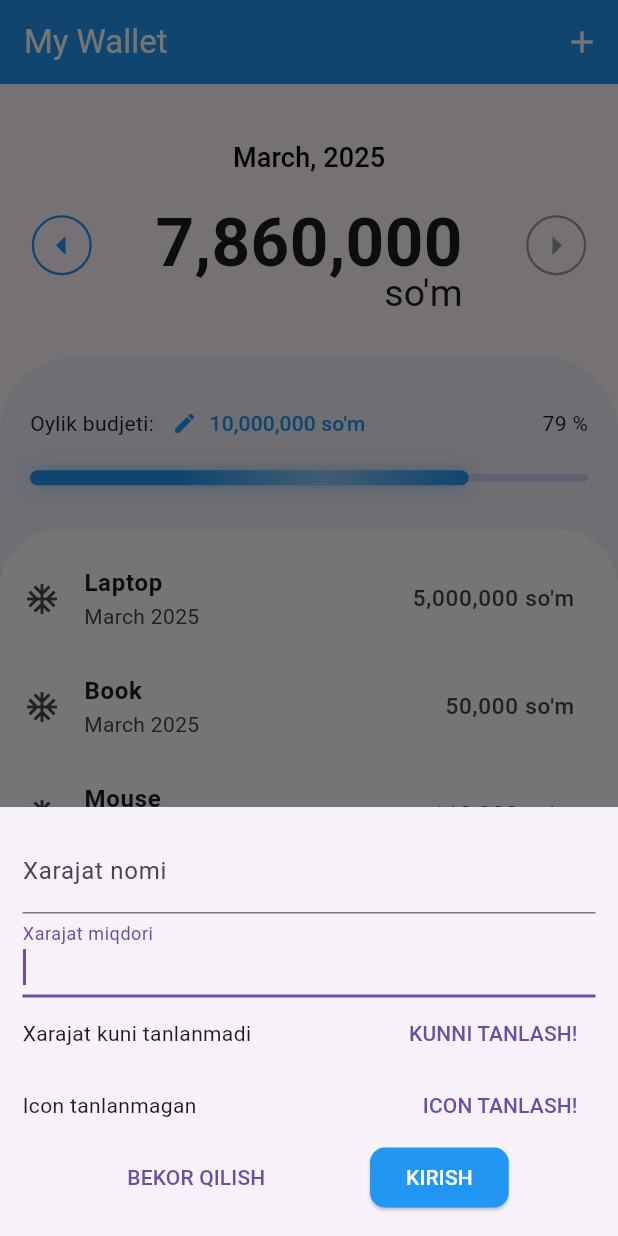
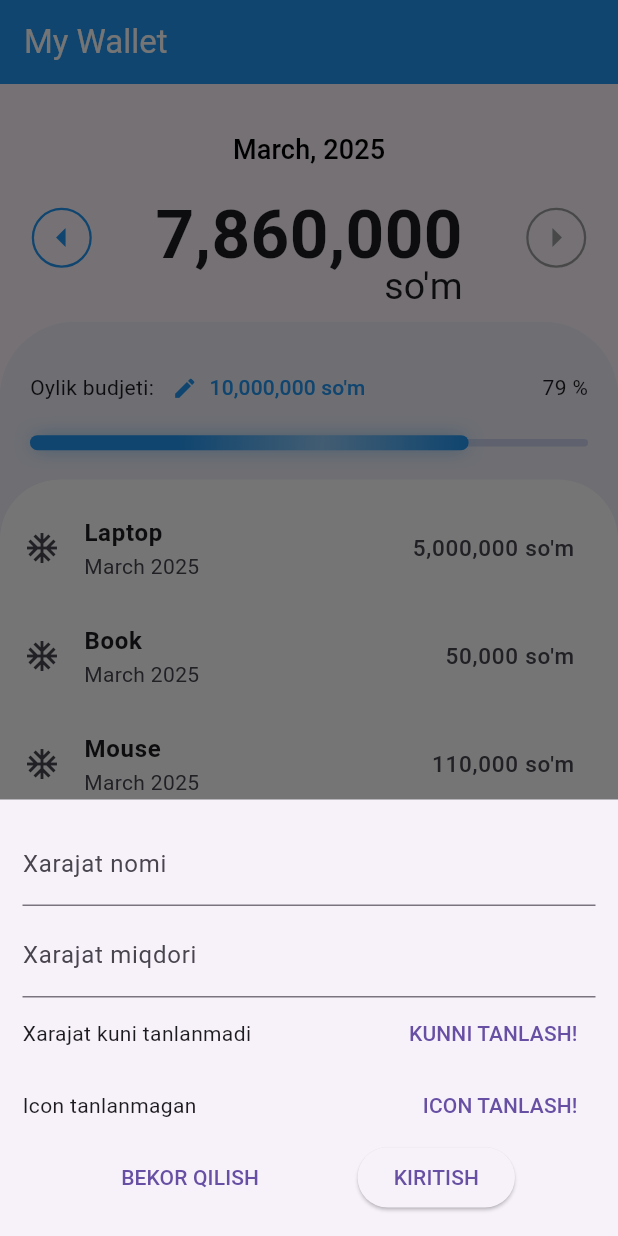
Before and after one commit to Biloliddin99/MyWallet, a Flutter app: the screen it shows after launch, after a tap on the "arrow left" icon, after a tap on the "arrow right" icon, after a tap on the "add" icon, on a phone screen of 412 x 824 dp. Run offline on Flutter 3.47's test engine with Material 3 defaults, Android fonts, the phone set to English and light mode, and no system bars; our stand-ins replace google_fonts; missing offline and left inert: flutter_iconpicker_plus, month_year_picker; Roboto replaces fonts that are missing (Alike).

Commit message:
Responsive UI ga o'zgartirildi

```diff
--- a/lib/main.dart
+++ b/lib/main.dart
@@ -1,3 +1,5 @@
+import 'dart:io';
+
 import 'package:flutter/material.dart';
 import 'package:google_fonts/google_fonts.dart';
 import 'package:month_year_picker/month_year_picker.dart';
@@ -8,6 +10,14 @@ import './widgets/open_item_sheet.dart';
 import './models/expense.dart';
 
 void main() {
+  /*
+  WidgetsFlutterBinding.ensureInitialized();
+
+  SystemChrome.setPreferredOrientations([
+    DeviceOrientation.portraitDown,
+    DeviceOrientation.portraitUp,
+  ]);
+*/
   runApp(const MyApp());
 }
 
@@ -37,6 +47,7 @@ class MyWallet extends StatefulWidget {
 class _MyWalletState extends State<MyWallet> {
   DateTime _pickedDate = DateTime.now();
   final Expenses _expenses = Expenses();
+  bool _showExpenseList = false;
 
   void _pickDate(BuildContext context) {
     showMonthYearPicker(
@@ -72,8 +83,6 @@ class _MyWalletState extends State<MyWallet> {
     });
   }
 
-  void generalSumm() {}
-
   void _showAddItemSheet(BuildContext context) {
     showModalBottomSheet(
         isDismissible: false,
@@ -98,35 +107,30 @@ class _MyWalletState extends State<MyWallet> {
     });
   }
 
-  @override
-  Widget build(BuildContext context) {
-    return Scaffold(
-      appBar: AppBar(
-        backgroundColor: Colors.blue,
-        actions: [
-          IconButton(
-            color: Colors.white,
-            onPressed: () {
-              _showAddItemSheet(context);
-            },
-            icon: const Icon(Icons.add),
-          ),
-        ],
-        title: const Text(
-          "My Wallet",
-          style: TextStyle(color: Colors.white, fontWeight: FontWeight.w400),
-        ),
-      ),
-      body: Column(
-        children: [
-          ShowCash(
+  void deleteExpense(String id) {
+    setState(() {
+      _expenses.delete(id);
+    });
+  }
+
+  Widget _showPortraitItems(deviceHeight, deviceWidth) {
+    return Column(
+      children: [
+        Container(
+          width: deviceWidth,
+          height: deviceHeight > 640 ? deviceHeight * 0.2 : deviceHeight * 0.3,
+          child: ShowCash(
             previousDate: _previousDate,
             nextDate: _nextDate,
             expenses: _expenses,
             picked: _pickedDate,
             pickDate: _pickDate,
           ),
-          Stack(
+        ),
+        Container(
+          width: deviceWidth,
+          height: deviceHeight > 640 ? deviceHeight * 0.8 : deviceHeight * 0.7,
+          child: Stack(
             children: [
               MonthlyBudget(
                 expenses: _expenses,
@@ -135,11 +139,117 @@ class _MyWalletState extends State<MyWallet> {
               ExpenseList(
                 expense: _expenses.byDate(_pickedDate),
                 pickedDate: _pickedDate,
+                deleteExpense: deleteExpense,
               ),
             ],
           ),
-        ],
+        ),
+      ],
+    );
+  }
+
+  Widget _showLandscapeItems(deviceHeight, deviceWidth) {
+    return Column(
+      children: [
+        Row(
+          mainAxisAlignment: MainAxisAlignment.center,
+          children: [
+            const Text("Ro'yxatni ko'rsatish"),
+            Switch.adaptive(
+              value: _showExpenseList,
+              onChanged: (value) {
+                setState(() {
+                  _showExpenseList = value;
+                });
+              },
+            ),
+          ],
+        ),
+        _showExpenseList
+            ? Column(
+                children: [
+                  Container(
+                    width: deviceWidth,
+                    height: deviceHeight * 0.9,
+                    child: Stack(
+                      children: [
+                        MonthlyBudget(
+                          expenses: _expenses,
+                          picked: _pickedDate,
+                        ),
+                        ExpenseList(
+                          expense: _expenses.byDate(_pickedDate),
+                          pickedDate: _pickedDate,
+                          deleteExpense: deleteExpense,
+                        ),
+                      ],
+                    ),
+                  ),
+                ],
+              )
+            : Container(
+                width: deviceWidth,
+                height: deviceHeight * 0.9,
+                child: ShowCash(
+                  previousDate: _previousDate,
+                  nextDate: _nextDate,
+                  expenses: _expenses,
+                  picked: _pickedDate,
+                  pickDate: _pickDate,
+                ),
+              ),
+      ],
+    );
+  }
+
+  @override
+  Widget build(BuildContext context) {
+    final isLandscape =
+        MediaQuery.of(context).orientation == Orientation.landscape;
+
+    final appBar = AppBar(
+      backgroundColor: Colors.blue,
+      actions: Platform.isIOS
+          ? [
+              IconButton(
+                color: Colors.white,
+                onPressed: () {
+                  _showAddItemSheet(context);
+                },
+                icon: const Icon(Icons.add),
+              )
+            ]
+          : [],
+      title: const Text(
+        "My Wallet",
+        style: TextStyle(color: Colors.white, fontWeight: FontWeight.w400),
       ),
+    );
+    final topPadding = MediaQuery.of(context).padding.top;
+    final deviceHeight = MediaQuery.of(context).size.height -
+        appBar.preferredSize.height -
+        topPadding;
+    final deviceWidth = MediaQuery.of(context).size.width;
+    print(Platform.isAndroid);
+    return Scaffold(
+      appBar: appBar,
+      body: SingleChildScrollView(
+        child: Column(
+          children: [
+            isLandscape
+                ? _showLandscapeItems(deviceHeight, deviceWidth)
+                : _showPortraitItems(deviceHeight, deviceWidth),
+          ],
+        ),
+      ),
+      floatingActionButton: Platform.isAndroid
+          ? FloatingActionButton(
+              onPressed: () {
+                _showAddItemSheet(context);
+              },
+              child: Icon(Icons.add),
+            )
+          : Container(),
     );
   }
 }
--- a/lib/models/expense.dart
+++ b/lib/models/expense.dart
@@ -59,4 +59,8 @@ class Expenses {
         )
         .toList();
   }
+
+  void delete(String id) {
+    _list.removeWhere((item) => item.id == id);
+  }
 }
--- /dev/null
+++ b/lib/widgets/adaptive_button.dart
@@ -0,0 +1,36 @@
+import 'dart:io';
+
+import 'package:flutter/cupertino.dart';
+import 'package:flutter/material.dart';
+
+class AdaptiveButton extends StatelessWidget {
+  final String label;
+  final Function handler;
+  final bool isFilled;
+  const AdaptiveButton({
+    super.key,
+    this.isFilled = false,
+    required this.label,
+    required this.handler,
+  });
+
+  @override
+  Widget build(BuildContext context) {
+    return Platform.isAndroid
+        ? isFilled
+            ? ElevatedButton(
+                onPressed: () => handler(),
+                child: Text(label),
+              )
+            : TextButton(onPressed: () => handler(), child: Text(label))
+        : isFilled
+            ? CupertinoButton.filled(
+                child: Text(label),
+                onPressed: () => handler(),
+              )
+            : CupertinoButton(
+                child: Text(label),
+                onPressed: () => handler(),
+              );
+  }
+}
--- /dev/null
+++ b/lib/widgets/adaptive_textfield.dart
@@ -0,0 +1,31 @@
+import 'dart:io';
+
+import 'package:flutter/cupertino.dart';
+import 'package:flutter/material.dart';
+
+class AdaptiveTextfield extends StatelessWidget {
+  final String label;
+  final TextEditingController controller;
+  final TextInputType? keyboardType;
+  const AdaptiveTextfield(
+      {super.key,
+      this.keyboardType,
+      required this.label,
+      required this.controller});
+
+  @override
+  Widget build(BuildContext context) {
+    return Platform.isAndroid
+        ? TextField(
+            controller: controller,
+            decoration: InputDecoration(labelText: label),
+            keyboardType: keyboardType ?? TextInputType.text,
+          )
+        : CupertinoTextField(
+            controller: controller,
+            placeholder: label,
+            keyboardType: keyboardType ?? TextInputType.text,
+            padding: const EdgeInsets.all(10),
+          );
+  }
+}
--- a/lib/widgets/edit_limit.dart
+++ b/lib/widgets/edit_limit.dart
@@ -1,9 +1,12 @@
 import 'package:flutter/material.dart';
+import 'package:my_wallet/widgets/adaptive_button.dart';
 
 class EditLimit extends StatefulWidget {
   final Function changeLimitAmount;
+  final double limit;
 
-  const EditLimit({super.key, required this.changeLimitAmount});
+  const EditLimit(
+      {super.key, required this.changeLimitAmount, required this.limit});
 
   @override
   State<EditLimit> createState() => _EditLimitState();
@@ -15,42 +18,41 @@ class _EditLimitState extends State<EditLimit> {
   @override
   void initState() {
     _editController = TextEditingController();
-    _editController.text = widget.changeLimitAmount.toString();
+    _editController.text = widget.limit.toStringAsFixed(0);
     super.initState();
+  }
+
+  @override
+  void dispose() {
+    _editController.dispose();
+    super.dispose();
   }
 
   @override
   Widget build(BuildContext context) {
     return Container(
-      padding: EdgeInsets.symmetric(horizontal: 10, vertical: 10),
+      padding: const EdgeInsets.symmetric(horizontal: 10, vertical: 10),
       child: Column(
         children: [
           TextField(
             controller: _editController,
-            decoration: InputDecoration(labelText: "Oylik limitingiz"),
+            decoration: const InputDecoration(labelText: "Oylik limitingiz"),
             keyboardType: TextInputType.number,
           ),
-          Row(
+          Padding(
+            padding: const EdgeInsets.only(top: 10),
+            child: Row(
               mainAxisAlignment: MainAxisAlignment.spaceEvenly,
               children: [
-              TextButton(
-                onPressed: () {
+                AdaptiveButton(
+                  label: "Bekor qilish",
+                  handler: () {
                     Navigator.of(context).pop();
                   },
-                child: Text(
-                  "Bekor qilish",
-                  style: TextStyle(fontSize: 17),
                 ),
-              ),
-              ElevatedButton(
-                style: ElevatedButton.styleFrom(
-                  backgroundColor: Colors.blue,
-                  foregroundColor: Colors.white,
-                  // shape: RoundedRectangleBorder(
-                  //   borderRadius: BorderRadius.circular(10),
-                  // ),
-                ),
-                onPressed: () {
+                AdaptiveButton(
+                  label: "O'zgartirish",
+                  handler: () {
                     if (_editController.text.isEmpty) {
                       return;
                     }
@@ -60,12 +62,10 @@ class _EditLimitState extends State<EditLimit> {
                     }
                     Navigator.of(context).pop();
                   },
-                child: Text(
-                  "O'zgartirish",
-                  style: TextStyle(fontSize: 17),
-                ),
+                  isFilled: true,
                 ),
               ],
+            ),
           ),
         ],
       ),
--- /dev/null
+++ b/lib/widgets/expense_item.dart
@@ -0,0 +1,59 @@
+import 'package:flutter/material.dart';
+import 'package:intl/intl.dart';
+
+class ExpenseItem extends StatefulWidget {
+  final String id;
+  final String title;
+  final DateTime date;
+  final double amount;
+  final IconData icon;
+  @override
+  // ignore: overridden_fields
+  final Key key;
+  final Function deleteExpense;
+
+  const ExpenseItem(
+    this.id,
+    this.title,
+    this.date,
+    this.amount,
+    this.icon,
+    this.key,
+    this.deleteExpense,
+  ) : super(key: key);
+
+  @override
+  State<ExpenseItem> createState() => _ExpenseItemState();
+}
+
+class _ExpenseItemState extends State<ExpenseItem> {
+  @override
+  Widget build(BuildContext context) {
+    final formattedCost = NumberFormat('#,###').format(widget.amount);
+    return Dismissible(
+      key: widget.key,
+      onDismissed: (direction) {
+        widget.deleteExpense(widget.id);
+      },
+      direction: DismissDirection.endToStart,
+      background: Container(
+        color: Colors.red,
+        alignment: Alignment.centerRight,
+        padding: const EdgeInsets.symmetric(horizontal: 20),
+        child: const Icon(Icons.delete, color: Colors.white),
+      ),
+      child: ListTile(
+        leading: Icon(widget.icon),
+        title: Text(
+          widget.title,
+          style: const TextStyle(fontWeight: FontWeight.w700),
+        ),
+        subtitle: Text(DateFormat.yMMMM().format(widget.date)),
+        trailing: Text(
+          "$formattedCost so'm",
+          style: const TextStyle(fontSize: 15),
+        ),
+      ),
+    );
+  }
+}
--- a/lib/widgets/expense_list.dart
+++ b/lib/widgets/expense_list.dart
@@ -1,24 +1,26 @@
 import 'package:flutter/material.dart';
 import 'package:my_wallet/models/expense.dart';
-import 'package:intl/intl.dart';
+import 'package:my_wallet/widgets/expense_item.dart';
 
 class ExpenseList extends StatelessWidget {
   final List<Expense> expense;
   final DateTime pickedDate;
+  final Function deleteExpense;
 
   const ExpenseList({
     super.key,
     required this.expense,
     required this.pickedDate,
+    required this.deleteExpense,
   });
 
   @override
   Widget build(BuildContext context) {
-    return Positioned(
-      bottom: 0,
-      child: Container(
+    return LayoutBuilder(builder: (context, constraints) {
+      return Container(
         clipBehavior: Clip.hardEdge,
-        height: 520,
+        height: constraints.maxHeight,
+        margin: EdgeInsets.only(top: 110),
         width: MediaQuery.of(context).size.width,
         decoration: const BoxDecoration(
           color: Colors.white,
@@ -27,30 +29,44 @@ class ExpenseList extends StatelessWidget {
             topLeft: Radius.circular(40),
           ),
         ),
-        child: ListView.builder(
+        child: expense.isNotEmpty
+            ? ListView.builder(
                 padding: const EdgeInsets.only(
                   top: 10,
                   right: 5,
                 ),
                 itemBuilder: (context, index) {
-            final formattedCost =
-                NumberFormat('#,###').format(expense[index].cost);
-            return ListTile(
-              leading: Icon(expense[index].icon),
-              title: Text(
+                  return ExpenseItem(
+                    expense[index].id,
                     expense[index].title,
-                style: const TextStyle(fontWeight: FontWeight.w700),
-              ),
-              subtitle: Text(DateFormat.yMMMM().format(pickedDate)),
-              trailing: Text(
-                "$formattedCost so'm",
-                style: TextStyle(fontSize: 15),
-              ),
+                    pickedDate,
+                    expense[index].cost,
+                    expense[index].icon,
+                    ValueKey(expense[index].id),
+                    deleteExpense,
                   );
                 },
                 itemCount: expense.length,
+              )
+            : Padding(
+                padding: const EdgeInsets.all(15.0),
+                child: Column(
+                  children: [
+                    const Text(
+                      "Xarajatlar yo'q",
+                      style:
+                          TextStyle(fontSize: 18, fontWeight: FontWeight.bold),
+                    ),
+                    const SizedBox(height: 20),
+                    Image.asset(
+                      "asset/images/ufo.png",
+                      fit: BoxFit.cover,
+                      width: 250,
+                    ),
+                  ],
                 ),
               ),
       );
+    });
   }
 }
--- a/lib/widgets/monthly_budget.dart
+++ b/lib/widgets/monthly_budget.dart
@@ -1,7 +1,6 @@
 import 'package:flutter/material.dart';
 import 'package:intl/intl.dart';
 import 'package:my_wallet/models/expense.dart';
-import 'package:my_wallet/widgets/expense_list.dart';
 import './progress.bar.dart';
 import './edit_limit.dart';
 
@@ -22,7 +21,7 @@ class MonthlyBudget extends StatefulWidget {
 class _MonthlyBudgetState extends State<MonthlyBudget> {
   double limit = 10000000;
 
-  void changeLimitAmount(double amount) {
+  void changeLimitAmount(double amount, DateTime date) {
     setState(() {
       limit = amount;
     });
@@ -32,10 +31,11 @@ class _MonthlyBudgetState extends State<MonthlyBudget> {
     showModalBottomSheet(
       isDismissible: false,
       context: context,
-      shape: BeveledRectangleBorder(),
+      shape: const BeveledRectangleBorder(),
       builder: (context) {
         return EditLimit(
           changeLimitAmount: changeLimitAmount,
+          limit: limit,
         );
       },
     );
@@ -46,13 +46,16 @@ class _MonthlyBudgetState extends State<MonthlyBudget> {
     String formattedLimit = NumberFormat("#,###").format(limit);
     final totalCost = widget.expenses.getTotalCost(widget.picked);
     final percent = 100 * totalCost / limit;
+    return LayoutBuilder(
+      builder: (context, constraints) {
         return Container(
-      padding: EdgeInsets.all(20),
+          padding: const EdgeInsets.all(20),
           width: double.infinity,
-      height: 635,
-      decoration: BoxDecoration(
+          height: constraints.maxHeight,
+          margin: const EdgeInsets.only(top: 5),
+          decoration: const BoxDecoration(
             color: Color.fromRGBO(239, 240, 250, 1),
-        borderRadius: const BorderRadius.only(
+            borderRadius: BorderRadius.only(
               topRight: Radius.circular(50),
               topLeft: Radius.circular(50),
             ),
@@ -67,14 +70,14 @@ class _MonthlyBudgetState extends State<MonthlyBudget> {
                       const Text("Oylik budjeti:"),
                       TextButton.icon(
                         onPressed: () => changeLimitSheet(context),
-                    icon: Icon(
+                        icon: const Icon(
                           Icons.edit,
                           size: 17,
                           color: Colors.blue,
                         ),
                         label: Text(
                           "$formattedLimit so'm",
-                      style: TextStyle(
+                          style: const TextStyle(
                             color: Colors.blue,
                           ),
                         ),
@@ -90,5 +93,7 @@ class _MonthlyBudgetState extends State<MonthlyBudget> {
             ],
           ),
         );
+      },
+    );
   }
 }
--- a/lib/widgets/open_item_sheet.dart
+++ b/lib/widgets/open_item_sheet.dart
@@ -1,9 +1,15 @@
+import 'dart:io';
+
+import 'package:flutter/cupertino.dart';
 import 'package:flutter/material.dart';
+import 'package:flutter_iconpicker_plus/flutter_iconpicker.dart';
 import 'package:intl/intl.dart';
+import 'package:my_wallet/widgets/adaptive_button.dart';
+import 'adaptive_textfield.dart';
 
 class OpenItemSheet extends StatefulWidget {
   final Function addPlan;
-  const OpenItemSheet(this.addPlan);
+  const OpenItemSheet(this.addPlan, {super.key});
 
   @override
   State<OpenItemSheet> createState() => _OpenItemSheetState();
@@ -12,7 +18,7 @@ class OpenItemSheet extends StatefulWidget {
 class _OpenItemSheetState extends State<OpenItemSheet> {
   final _nameController = TextEditingController();
   final _expenseController = TextEditingController();
-  IconData _selectedIcon = Icons.ac_unit;
+  IconData? _selectedIcon;
   DateTime? _selectedDate;
 
   void chooseDate(BuildContext context) {
@@ -60,24 +66,37 @@ class _OpenItemSheetState extends State<OpenItemSheet> {
     Navigator.of(context).pop(); // Modal oynani yopadi
   }
 
+  void _showExpenseIconPicker(BuildContext context) {
+    FlutterIconPicker.showIconPicker(context).then((icon) {
+      if (icon == null) {
+        return;
+      }
+      setState(() {
+        _selectedIcon = icon;
+      });
+    });
+  }
+
   @override
   Widget build(BuildContext context) {
     return SingleChildScrollView(
       child: Container(
-        padding: EdgeInsets.all(15),
+        padding: const EdgeInsets.all(15),
         width: double.infinity,
         child: Column(
           mainAxisSize: MainAxisSize.min,
           children: [
-            TextField(
-              controller: _nameController,
-              decoration: InputDecoration(labelText: "Xarajat nomi"),
+            Padding(
+              padding: const EdgeInsets.only(bottom: 5),
+              child: AdaptiveTextfield(
+                label: "Xarajat nomi",
+                controller: _nameController,
+              ),
             ),
-            TextField(
-              focusNode: FocusNode()..requestFocus(),
+            AdaptiveTextfield(
+              label: "Xarajat miqdori",
+              controller: _expenseController,
               keyboardType: TextInputType.number,
-              controller: _expenseController,
-              decoration: InputDecoration(labelText: "Xarajat miqdori"),
             ),
             Row(
               mainAxisAlignment: MainAxisAlignment.spaceBetween,
@@ -89,46 +108,42 @@ class _OpenItemSheetState extends State<OpenItemSheet> {
                   onPressed: () {
                     chooseDate(context);
                   },
-                  child: Text("KUNNI TANLASH!"),
+                  child: const Text("KUNNI TANLASH!"),
                 ),
               ],
             ),
             Row(
               mainAxisAlignment: MainAxisAlignment.spaceBetween,
               children: [
-                Text("Icon tanlanmagan"),
+                _selectedIcon == null
+                    ? const Text("Icon tanlanmagan")
+                    : Row(
+                        children: [
+                          const Text("Tanlangan icon: "),
+                          Icon(_selectedIcon, size: 30),
+                        ],
+                      ),
                 TextButton(
-                  onPressed: () {},
-                  child: Text("ICON TANLASH!"),
+                  onPressed: () => _showExpenseIconPicker(context),
+                  child: const Text("ICON TANLASH!"),
                 ),
               ],
             ),
             Row(
               mainAxisAlignment: MainAxisAlignment.spaceEvenly,
               children: [
-                TextButton(
-                  onPressed: () {
+                AdaptiveButton(
+                  label: "BEKOR QILISH",
+                  handler: () {
                     Navigator.of(context).pop();
                   },
-                  child: Text("BEKOR QILISH"),
+                  isFilled: false,
                 ),
-                ElevatedButton(
-                  onPressed: () {
-                    submit();
-                  },
-                  child: Text(
-                    "KIRISH",
-                    style: TextStyle(color: Colors.white),
-                  ),
-                  style: ButtonStyle(
-                    backgroundColor: WidgetStatePropertyAll(Colors.blue),
-                    shape: WidgetStatePropertyAll(
-                      RoundedRectangleBorder(
-                        borderRadius: BorderRadius.circular(10),
-                      ),
-                    ),
-                  ),
-                ),
+                AdaptiveButton(
+                  label: "KIRITISH",
+                  handler: submit,
+                  isFilled: true,
+                )
               ],
             ),
           ],
--- a/lib/widgets/progress.bar.dart
+++ b/lib/widgets/progress.bar.dart
@@ -13,7 +13,7 @@ class ProgressBar extends StatelessWidget {
         width: double.infinity,
         height: 5,
         decoration: BoxDecoration(
-          color: Color.fromRGBO(206, 214, 239, 1),
+          color: const Color.fromRGBO(206, 214, 239, 1),
           borderRadius: BorderRadius.circular(10),
         ),
         child: FractionallySizedBox(
@@ -33,7 +33,7 @@ class ProgressBar extends StatelessWidget {
                 end: Alignment.bottomRight,
               ),
               borderRadius: BorderRadius.circular(10),
-              boxShadow: [
+              boxShadow: const [
                 BoxShadow(
                   color: Colors.blue,
                   blurRadius: 10,
--- a/lib/widgets/show_cash.dart
+++ b/lib/widgets/show_cash.dart
@@ -25,7 +25,7 @@ class ShowCash extends StatelessWidget {
     final String cash = NumberFormat('#,###').format(totalCost);
 
     return Padding(
-      padding: const EdgeInsets.only(top: 25, bottom: 40),
+      padding: const EdgeInsets.only(top: 20),
       child: Column(
         children: [
           TextButton(
@@ -49,7 +49,7 @@ class ShowCash extends StatelessWidget {
                         color: isFirstDate ? Colors.grey : Colors.blue),
                     borderRadius: BorderRadius.circular(20)),
                 child: IconButton(
-                  padding: EdgeInsets.all(0.0),
+                  padding: const EdgeInsets.all(0.0),
                   onPressed: () {
                     previousDate();
                   },
@@ -65,7 +65,8 @@ class ShowCash extends StatelessWidget {
                 children: [
                   Text(
                     cash,
-                    style: TextStyle(fontSize: 45, fontWeight: FontWeight.w700),
+                    style: const TextStyle(
+                        fontSize: 45, fontWeight: FontWeight.w700),
                   ),
                   const Text(
                     "so'm",
@@ -85,7 +86,7 @@ class ShowCash extends StatelessWidget {
                         color: isLastDate ? Colors.grey : Colors.blue),
                     borderRadius: BorderRadius.circular(20)),
                 child: IconButton(
-                  padding: EdgeInsets.all(0.0),
+                  padding: const EdgeInsets.all(0.0),
                   onPressed: () {
                     nextDate();
                   },
```
Also changed, not shown: pubspec.yaml (+3 -4 lines), asset/images/box.png (added), asset/images/ufo.png (added), pubspec.lock. Lines whose indentation alone changed are shown as unchanged.
